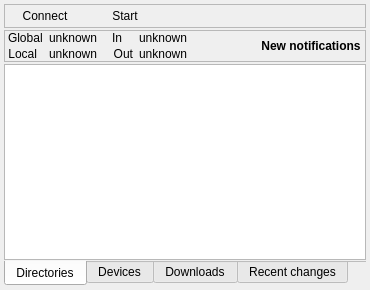
This is tray/gui/traywidget.ui in Martchus/syncthingtray as Qt 5 draws it before an edit. The edited form follows.
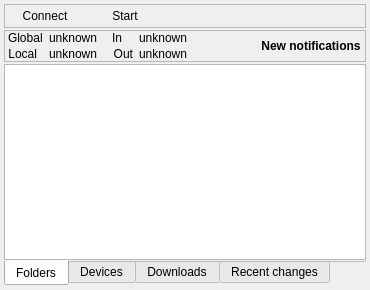
This is the edited form. Icons and pictures are not drawn. Custom widgets are drawn as their Qt base class.

Commit message: Change Directory to Folder in user-facing strings

Diff of the .ui file:
```diff
--- a/tray/gui/traywidget.ui
+++ b/tray/gui/traywidget.ui
@@ -385,7 +385,7 @@
         <normaloff>folder.fa</normaloff>folder.fa</iconset>
       </attribute>
       <attribute name="title">
-       <string>Directories</string>
+       <string>Folders</string>
       </attribute>
       <layout class="QVBoxLayout" name="dirsTabVerticalLayout">
        <property name="spacing">
```
The commit also changes 49 other files.
